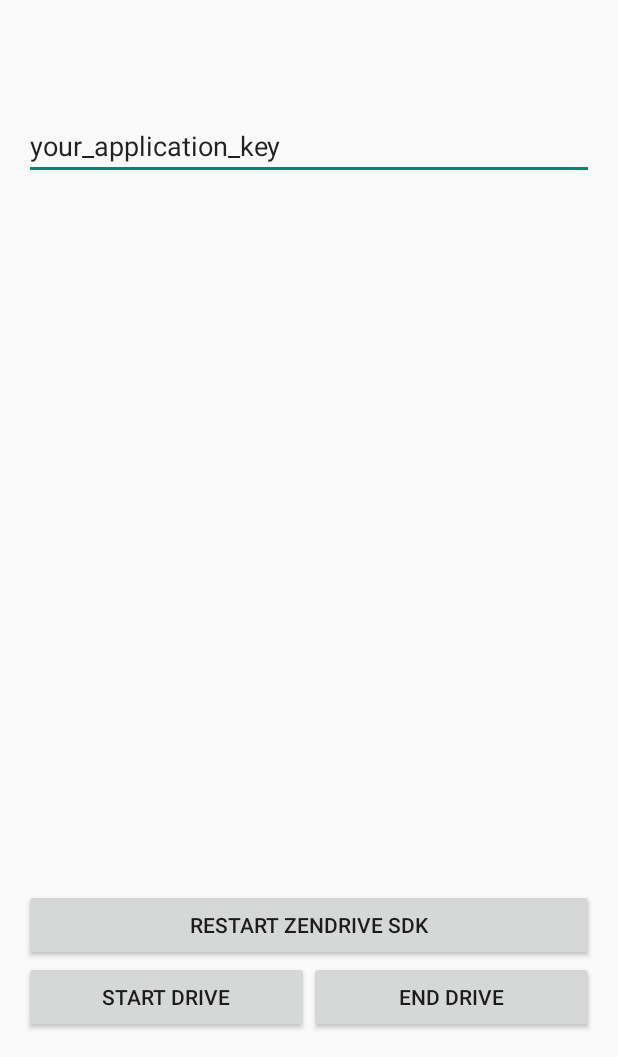
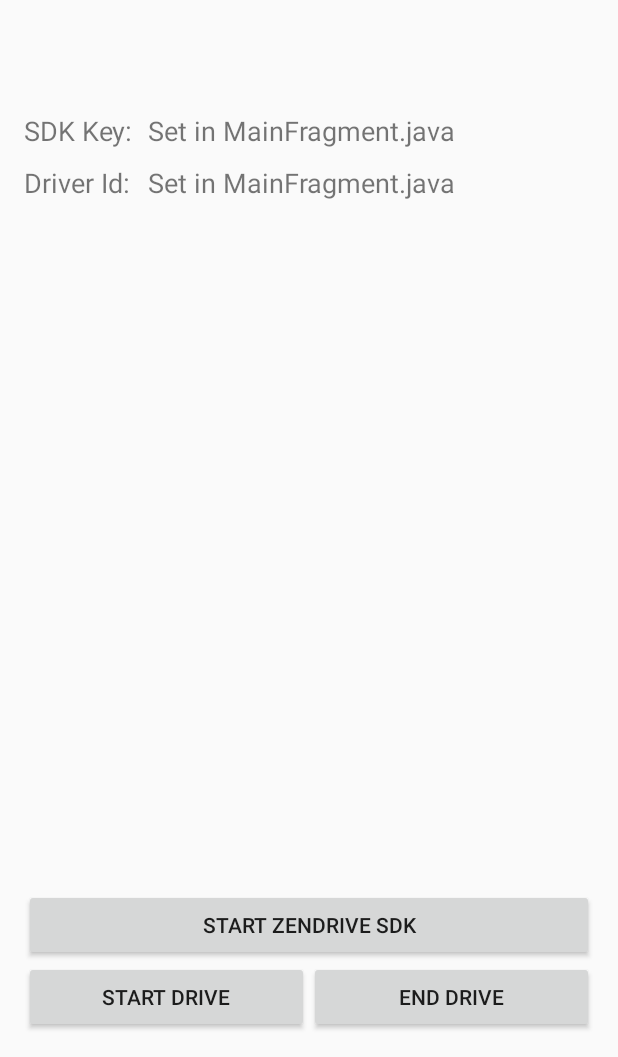
Before and after one commit to zendrive/zendrive-sdk-android-sample, an Android app: the screen it shows after launch (MainActivity), on a phone screen of 412 x 824 dp, the part 179-1236 px from its top. Run offline under Robolectric (Android 15) with nearby library versions, the phone set to English and light mode, and no system bars.

Commit message:
Cleanup and upgrade of the sample app - Use jcenter instead of mavenCentral in build.gradle. - Upgrade gradle build script. - Upgrade to Android SDK 22 - Remove use of multidex as it is no longer needed. - Upgrade Zendrive SDK dependencies like google play service etc. - Simplify sample app by getting rid of use of SharedPreferences. - Display sdk key and driver id on the main fragment. - Move many hardcoded strings into resources.

```diff
--- a/app/src/main/AndroidManifest.xml
+++ b/app/src/main/AndroidManifest.xml
@@ -17,12 +17,11 @@
         android:allowBackup="true"
         android:icon="@drawable/ic_launcher"
         android:label="@string/app_name"
-        android:theme="@style/AppTheme"
-        android:name="android.support.multidex.MultiDexApplication" >
+        android:theme="@style/AppTheme">
         <activity
             android:name="com.zendrive.zendrivesdkdemo.MainActivity"
             android:label="@string/app_name"
-            android:screenOrientation="portrait" >
+            android:screenOrientation="portrait">
             <intent-filter>
                 <action android:name="android.intent.action.MAIN" />
 
--- a/app/src/main/java/com/zendrive/zendrivesdkdemo/MainFragment.java
+++ b/app/src/main/java/com/zendrive/zendrivesdkdemo/MainFragment.java
@@ -2,14 +2,12 @@ package com.zendrive.zendrivesdkdemo;
 
 import android.app.AlertDialog;
 import android.app.Fragment;
-import android.content.DialogInterface;
 import android.os.Bundle;
 import android.view.LayoutInflater;
 import android.view.MotionEvent;
 import android.view.View;
 import android.view.ViewGroup;
 import android.widget.Button;
-import android.widget.EditText;
 import android.widget.TextView;
 
 import com.zendrive.sdk.DriveInfo;
@@ -24,8 +22,17 @@ public class MainFragment extends Fragment {
     private TextView titleTextView, detailTextView;
     private Button startDriveButton, endDriveButton;
     private ViewGroup loadingIndicatorParent;
-    private EditText applicationKeyEditText;
+    private TextView sdkKeyTextView, driverIdTextView;
     private Button restartSDKButton;
+
+    // TODO: Set your sdk key and driver id here.
+    private static final String zendriveSDKKey = "";
+    private static final String driverId = "";
+
+    // TODO: Set these optional attributes of the driver here.
+    private static final String driverFirstName = "";
+    private static final String driverLastName = "";
+    private static final String driverEmail = "";
 
     public MainFragment() {
     }
@@ -37,11 +44,17 @@ public class MainFragment extends Fragment {
 
         titleTextView = (TextView) rootView.findViewById(R.id.titleTextView);
         detailTextView = (TextView) rootView.findViewById(R.id.detailTextView);
-        applicationKeyEditText = (EditText) rootView.findViewById(R.id.applicationKeyEditText);
+        sdkKeyTextView = (TextView) rootView.findViewById(R.id.sdkKeyTextView);
+        driverIdTextView = (TextView) rootView.findViewById(R.id.driverIdTextView);
 
-        String applicationKey = PreferenceManager.getApplicationKeyFromPrefs(this.getActivity());
-        applicationKeyEditText.setText(applicationKey);
-        applicationKeyEditText.setHint("your_application_key");
+        sdkKeyTextView.setText(
+                zendriveSDKKey.equals("") ?
+                        getResources().getText(R.string.default_sdk_key) :
+                        zendriveSDKKey);
+        driverIdTextView.setText(
+                driverId.equals("") ?
+                        getResources().getText(R.string.default_driver_id) :
+                        driverId);
 
         startDriveButton = (Button) rootView.findViewById(R.id.startDriveButton);
         startDriveButton.setOnClickListener(new View.OnClickListener() {
@@ -65,6 +78,7 @@ public class MainFragment extends Fragment {
         loadingIndicatorParent.setOnTouchListener(new View.OnTouchListener() {
             @Override
             public boolean onTouch(View v, MotionEvent event) {
+                v.performClick();
                 return true;
             }
         });
@@ -77,28 +91,33 @@ public class MainFragment extends Fragment {
                 Zendrive.teardown();
 
                 // Initialize zendrive sdk
-                String driverId = "someDriverId";
-                MainFragment.this.initializeZendriveSDK(driverId);
+                MainFragment.this.initializeZendriveSDK();
             }
         });
 
         return rootView;
     }
 
-    public void initializeZendriveSDK(final String driverId) {
+    public void initializeZendriveSDK() {
 
         // Get user attributes (Optional)
         ZendriveDriverAttributes userAttributes = new ZendriveDriverAttributes();
-        userAttributes.setFirstName("FirstName");
-        userAttributes.setLastName("LastName");
-        userAttributes.setEmail("userEmail");
-        final String applicationKey = applicationKeyEditText.getText().toString();
+        if (!driverFirstName.equals("")) {
+            userAttributes.setFirstName(driverFirstName);
+        }
+        if (!driverLastName.equals("")) {
+            userAttributes.setLastName(driverLastName);
+        }
+        if (!driverEmail.equals("")) {
+            userAttributes.setEmail(driverEmail);
+        }
 
         // Zendrive configuration
         ZendriveConfiguration configuration = new ZendriveConfiguration(
-                applicationKey,
-                driverId);
+                zendriveSDKKey, driverId);
         configuration.setDriverAttributes(userAttributes);
+
+        this.clearText();
 
         // Get zendrive listener to catch drive start and end events
         ZendriveListener listener = getZendriveListener();
@@ -120,21 +139,14 @@ public class MainFragment extends Fragment {
 
                         if (setupResult == false) {
                             AlertDialog ad = new AlertDialog.Builder(getActivity())
-                                    .setTitle("Zendrive setup failed")
-                                    .setPositiveButton("Retry", new DialogInterface.OnClickListener() {
-                                        @Override
-                                        public void onClick(DialogInterface dialog, int which) {
-                                            initializeZendriveSDK(driverId);
-                                        }
-                                    })
-                                    .setNegativeButton("Cancel", null)
+                                    .setTitle(R.string.zendrive_setup_failure)
+                                    .setNegativeButton("Close", null)
                                     .create();
                             ad.show();
                         }
                         else {
-                            detailTextView.setText("Zendrive SDK setup success!!");
-                            PreferenceManager.saveApplicationKeyToPrefs
-                                    (MainFragment.this.getActivity(), applicationKey);
+                            titleTextView.setText(R.string.zendrive_setup_success);
+                            restartSDKButton.setText(R.string.restart_zendrive_sdk);
                         }
                     }
                 }
@@ -146,7 +158,7 @@ public class MainFragment extends Fragment {
             @Override
             public void onDriveStart(DriveStartInfo startInfo) {
                 if(titleTextView != null){
-                    titleTextView.setText("Driving");
+                    titleTextView.setText(R.string.driving_title);
                     detailTextView.setText("");
                 }
             }
@@ -154,7 +166,7 @@ public class MainFragment extends Fragment {
             @Override
             public void onDriveEnd(DriveInfo tripInfo) {
                 if(titleTextView != null){
-                    titleTextView.setText("Drive ended");
+                    titleTextView.setText(R.string.drive_ended_title);
                     Double distanceInMiles = tripInfo.distanceMeters*0.000621371;
                     detailTextView.setText("Distance :" + String.format("%.3f", distanceInMiles) + " miles");
                 }
@@ -162,6 +174,11 @@ public class MainFragment extends Fragment {
         };
 
         return listener;
+    }
+
+    private void clearText() {
+        detailTextView.setText("");
+        titleTextView.setText("");
     }
 
     private void showLoadingIndicator(){
--- a/app/src/main/java/com/zendrive/zendrivesdkdemo/PreferenceManager.java
+++ /dev/null
@@ -1,26 +0,0 @@
-package com.zendrive.zendrivesdkdemo;
-
-import android.content.Context;
-import android.content.SharedPreferences;
-
-/**
- * Created by yogesh on 16/01/15.
- */
-public class PreferenceManager {
-
-    public static void saveApplicationKeyToPrefs(Context context, String applicationKey) {
-        SharedPreferences.Editor editor = android.preference.PreferenceManager.
-                getDefaultSharedPreferences(context).edit();
-        editor.putString(kPreferenceKeyForApplicationKey, applicationKey);
-        editor.apply();
-    }
-
-    public static String getApplicationKeyFromPrefs(Context context) {
-        SharedPreferences preferences = android.preference.PreferenceManager.
-                getDefaultSharedPreferences(context);
-        String applicationKey = preferences.getString(kPreferenceKeyForApplicationKey, "your_application_key");
-        return applicationKey;
-    }
-
-    private static final String kPreferenceKeyForApplicationKey = "zendrive_application_key";
-}
--- a/app/src/main/res/layout/fragment_main.xml
+++ b/app/src/main/res/layout/fragment_main.xml
@@ -32,21 +32,70 @@
             android:text=""
             android:textSize="18sp" />
 
-        <EditText
-            android:layout_width="match_parent"
+        <TableLayout
+            android:layout_width="wrap_content"
             android:layout_height="wrap_content"
-            android:id="@+id/applicationKeyEditText"
-            android:inputType="textShortMessage|textMultiLine"
             android:layout_below="@+id/detailTextView"
-            android:layout_marginTop="30dp"
-            android:layout_centerHorizontal="true" />
+            android:layout_marginTop="30dp">
+            android:marginTop ="30dp"
+
+            <TableRow
+                android:layout_width="wrap_content"
+                android:layout_height="wrap_content"
+                android:layout_marginRight="10dp"
+                >
+                <TextView
+                    android:layout_width="match_parent"
+                    android:layout_height="wrap_content"
+                    android:text="SDK Key:"
+                    android:id="@+id/sdkKeyTitleTextView"
+                    android:textSize="18sp"
+                />
+
+                <TextView
+                    android:layout_width="wrap_content"
+                    android:layout_height="wrap_content"
+                    android:id="@+id/sdkKeyTextView"
+                    android:textSize="18sp"
+                    android:singleLine="false"
+                    android:paddingLeft="10dp"
+                    android:layout_weight="1"
+                    android:text="@string/default_sdk_key"
+                    />
+
+            </TableRow>
+            <TableRow
+                android:layout_width="wrap_content"
+                android:layout_height="wrap_content"
+                android:layout_marginTop="10dp"
+                android:layout_marginRight="10dp"
+                >
+                <TextView
+                    android:layout_height="wrap_content"
+                    android:text="Driver Id:"
+                    android:id="@+id/driverIdTitleTextView"
+                    android:textSize="18sp"
+                />
+
+                <TextView
+                    android:layout_width="wrap_content"
+                    android:layout_height="wrap_content"
+                    android:id="@+id/driverIdTextView"
+                    android:textSize="18sp"
+                    android:singleLine="false"
+                    android:paddingLeft="10dp"
+                    android:layout_weight="1"
+                    android:text="@string/default_driver_id" />
+            </TableRow>
+
+        </TableLayout>
 
         <Button
             android:layout_width="match_parent"
             android:layout_height="wrap_content"
             android:id="@+id/restartSDKButton"
             android:layout_above="@+id/startEndParent"
-            android:text="Restart Zendrive SDK" />
+            android:text="@string/start_zendrive_sdk" />
 
         <LinearLayout
             android:layout_width="match_parent"
@@ -70,6 +119,7 @@
                 android:text="@string/end_drive" />
 
         </LinearLayout>
+
     </RelativeLayout>
 
     <RelativeLayout
--- a/app/src/main/res/values/strings.xml
+++ b/app/src/main/res/values/strings.xml
@@ -4,5 +4,12 @@
     <string name="app_name">ZendriveSDKDemo</string>
     <string name="start_drive">Start Drive</string>
     <string name="end_drive">End Drive</string>
-
+    <string name="start_zendrive_sdk">Start Zendrive SDK</string>
+    <string name="restart_zendrive_sdk">Restart Zendrive SDK</string>
+    <string name="zendrive_setup_success">Zendrive SDK setup!</string>
+    <string name="zendrive_setup_failure">Zendrive SDK setup failed</string>
+    <string name="default_sdk_key">Set in MainFragment.java</string>
+    <string name="default_driver_id">Set in MainFragment.java</string>
+    <string name="driving_title">Driving</string>
+    <string name="drive_ended_title">Drive ended</string>
 </resources>
--- a/build.gradle
+++ b/build.gradle
@@ -5,10 +5,7 @@ buildscript {
         jcenter()
     }
     dependencies {
-        classpath 'com.android.tools.build:gradle:1.0.0'
-
-        // NOTE: Do not place your application dependencies here; they belong
-        // in the individual module build.gradle files
+        classpath 'com.android.tools.build:gradle:1.2.3'
     }
 }
 
--- a/gradle.properties
+++ b/gradle.properties
@@ -16,3 +16,4 @@
 # This option should only be used with decoupled projects. More details, visit
 # http://www.gradle.org/docs/current/userguide/multi_project_builds.html#sec:decoupled_projects
 # org.gradle.parallel=true
+org.gradle.daemon=true
```
Also changed, not shown: app/build.gradle (+12 -16 lines).
